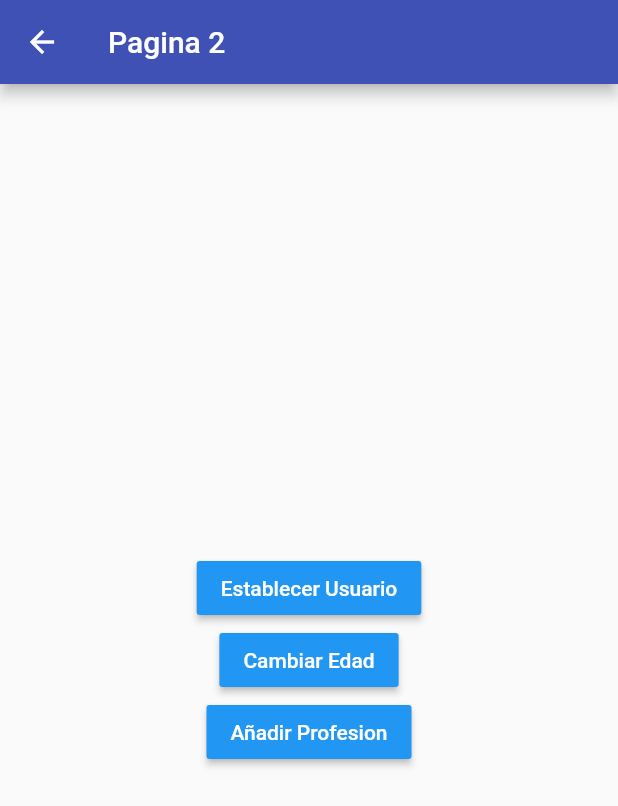
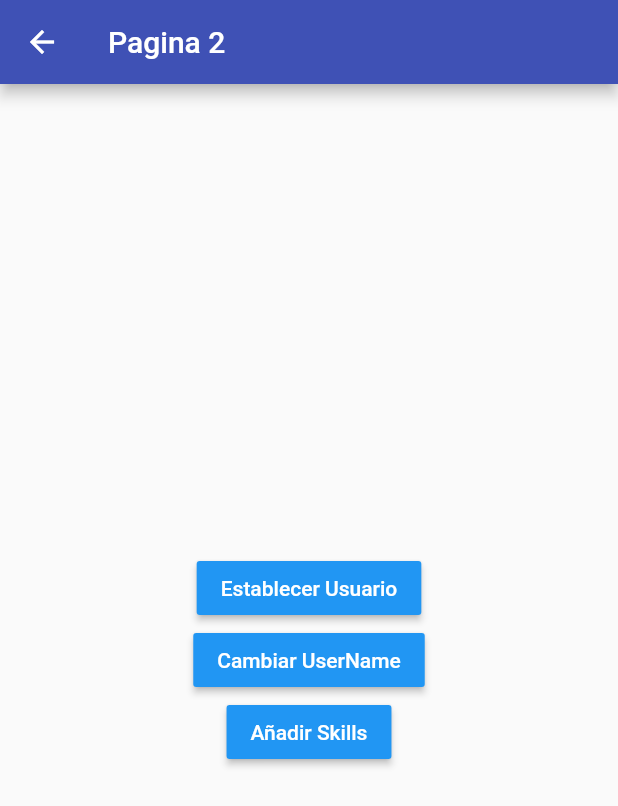
Before and after one commit to manuelduarte077/flutter-state, a Flutter app: the FlutterBlocScreen2 screen opened directly, after a tap on "Establecer Usuario", on a phone screen of 412 x 824 dp. Shown: the top 806 px of the screen. Run offline on Flutter 3.47's test engine with Material 2 defaults, Android fonts, the phone set to English and light mode, and no system bars; our stand-ins replace bloc, equatable, flutter_bloc; accounts and stored records are empty.

Commit message:
flutter bloc state

```diff
--- a/lib/bloc/user/user_bloc.dart
+++ b/lib/bloc/user/user_bloc.dart
@@ -1,5 +1,28 @@
+import 'package:bloc/bloc.dart';
 import 'package:flutter_state/models/user.dart';
 import 'package:meta/meta.dart';
 
 part 'user_event.dart';
 part 'user_state.dart';
+
+class UserBloc extends Bloc<UserEvent, UserState> {
+  UserBloc() : super(UserInitState()) {
+    on<ActivateUser>((event, emit) => emit(UserSetState(event.user)));
+    on<DeleteUser>((event, emit) => emit(UserInitState()));
+
+    // Cambiar el userName
+    on<ChangeUserName>((event, emit) {
+      if (!state.existUser) return;
+      emit(UserSetState(state.user!.copyWith(userName: event.userName)));
+    });
+
+    // Agregar skills
+    on<AddSkills>((event, emit) {
+      if (!state.existUser) return;
+      emit(UserSetState(state.user!.copyWith(skills: [
+        ...state.user!.skills,
+        event.skills,
+      ])));
+    });
+  }
+}
--- a/lib/bloc/user/user_event.dart
+++ b/lib/bloc/user/user_event.dart
@@ -8,3 +8,17 @@ class ActivateUser extends UserEvent {
 
   ActivateUser({required this.user});
 }
+
+class ChangeUserName extends UserEvent {
+  final String userName;
+
+  ChangeUserName({required this.userName});
+}
+
+class AddSkills extends UserEvent {
+  final String skills;
+
+  AddSkills({required this.skills});
+}
+
+class DeleteUser extends UserEvent {}
--- a/lib/bloc/user/user_state.dart
+++ b/lib/bloc/user/user_state.dart
@@ -10,3 +10,13 @@ abstract class UserState {
     required this.user,
   });
 }
+
+class UserInitState extends UserState {
+  UserInitState() : super(existUser: false, user: null);
+}
+
+class UserSetState extends UserState {
+  final User userNew;
+
+  const UserSetState(this.userNew) : super(existUser: true, user: userNew);
+}
--- a/lib/screens/flutter_bloc/flutter_bloc_screen.dart
+++ b/lib/screens/flutter_bloc/flutter_bloc_screen.dart
@@ -1,4 +1,7 @@
 import 'package:flutter/material.dart';
+import 'package:flutter_bloc/flutter_bloc.dart';
+import 'package:flutter_state/bloc/user/user_bloc.dart';
+import 'package:flutter_state/models/user.dart';
 import 'package:flutter_state/screens/flutter_bloc/flutter_bloc_screen2.dart';
 import 'package:flutter_state/screens/flutter_bloc/product.dart';
 
@@ -10,8 +13,24 @@ class FlutterBlocScreen extends StatelessWidget {
     return Scaffold(
       appBar: AppBar(
         title: const Text('Pagina 1'),
+        actions: [
+          IconButton(
+            icon: const Icon(Icons.delete_forever_outlined),
+            onPressed: () {
+              BlocProvider.of<UserBloc>(context).add(DeleteUser());
+            },
           ),
-      body: const InformacionUsuario(),
+        ],
+      ),
+      body: BlocBuilder<UserBloc, UserState>(
+        builder: (_, state) {
+          return state.existUser
+              ? InformacionUsuario(user: state.user!)
+              : const Center(
+                  child: Text('No existe usuario'),
+                );
+        },
+      ),
       floatingActionButton: FloatingActionButton(
         child: const Icon(Icons.accessibility_new),
         onPressed: () {
@@ -21,13 +40,19 @@ class FlutterBlocScreen extends StatelessWidget {
               builder: (context) => const FlutterBlocScreen2(),
             ),
           );
-          }),
+        },
+      ),
     );
   }
 }
 
 class InformacionUsuario extends StatelessWidget {
-  const InformacionUsuario({Key? key}) : super(key: key);
+  final User user;
+
+  const InformacionUsuario({
+    Key? key,
+    required this.user,
+  }) : super(key: key);
 
   @override
   Widget build(BuildContext context) {
@@ -41,14 +66,20 @@ class InformacionUsuario extends StatelessWidget {
           const Text('General',
               style: TextStyle(fontSize: 18, fontWeight: FontWeight.bold)),
           const Divider(),
-          const ListTile(title: Text('Nombre: ')),
-          const ListTile(title: Text('Edad: ')),
-          const Text('Profesiones',
+          ListTile(title: Text('Nombre: ${user.name}')),
+          ListTile(title: Text('UserName: ${user.userName}')),
+          const Text('Profession',
               style: TextStyle(fontSize: 18, fontWeight: FontWeight.bold)),
+          ListTile(title: Text('Possicion: ${user.profesion} ')),
           const Divider(),
-          const ListTile(title: Text('Profesion 1')),
-          const ListTile(title: Text('Profesion 1')),
-          const ListTile(title: Text('Profesion 1')),
+          const Text('Skills',
+              style: TextStyle(fontSize: 18, fontWeight: FontWeight.bold)),
+          ...user.skills
+              .map(
+                (skill) => ListTile(
+                    title: Text(skill), trailing: const Icon(Icons.check)),
+              )
+              .toList(),
           const SizedBox(height: 20),
           TextButton(
             child: const Text('Product'),
--- a/lib/screens/flutter_bloc/flutter_bloc_screen2.dart
+++ b/lib/screens/flutter_bloc/flutter_bloc_screen2.dart
@@ -1,10 +1,16 @@
 import 'package:flutter/material.dart';
+import 'package:flutter_bloc/flutter_bloc.dart';
+import 'package:flutter_state/bloc/user/user_bloc.dart';
+import 'package:flutter_state/models/user.dart';
 
 class FlutterBlocScreen2 extends StatelessWidget {
-  const FlutterBlocScreen2({Key? key}) : super(key: key);
+  const FlutterBlocScreen2({
+    Key? key,
+  }) : super(key: key);
 
   @override
   Widget build(BuildContext context) {
+    final userBloc = BlocProvider.of<UserBloc>(context, listen: false);
     return Scaffold(
       appBar: AppBar(
         title: const Text('Pagina 2'),
@@ -14,20 +20,40 @@ class FlutterBlocScreen2 extends StatelessWidget {
         mainAxisAlignment: MainAxisAlignment.center,
         children: [
           MaterialButton(
-              child: const Text('Establecer Usuario',
+            child: const Text('Establecer Usuario',
+                style: TextStyle(color: Colors.white)),
+            color: Colors.blue,
+            onPressed: () {
+              final user = User(
+                name: 'Juan',
+                userName: 'manuelduarte099',
+                profesion: 'Software Engineer',
+                skills: ['Dart', 'Flutter', 'Kotlin', 'Swift'],
+              );
+
+              userBloc.add(
+                ActivateUser(user: user),
+              );
+            },
+          ),
+          MaterialButton(
+              child: const Text('Cambiar UserName',
                   style: TextStyle(color: Colors.white)),
               color: Colors.blue,
-              onPressed: () {}),
+              onPressed: () {
+                userBloc.add(
+                  ChangeUserName(userName: 'manuelduarte077'),
+                );
+              }),
           MaterialButton(
-              child: const Text('Cambiar Edad',
+              child: const Text('Añadir Skills',
                   style: TextStyle(color: Colors.white)),
               color: Colors.blue,
-              onPressed: () {}),
-          MaterialButton(
-              child: const Text('Añadir Profesion',
-                  style: TextStyle(color: Colors.white)),
-              color: Colors.blue,
-              onPressed: () {}),
+              onPressed: () {
+                userBloc.add(
+                  AddSkills(skills: "PHP"),
+                );
+              }),
         ],
       )),
     );
--- a/lib/services/user_service.dart
+++ b/lib/services/user_service.dart
@@ -6,7 +6,7 @@ class _UserService {
   User get userInfo => _userInfo;
 
   // Para saber si el usuario esta logeado
-  bool get existeUsuario => (_user != null);
+  bool get existeUsuario => (_userInfo != null);
 
   // Cargar el usuario
   void getAllUser(User usuario) {
```
Also changed, not shown: lib/app/app.dart (+2 -8 lines). Lines whose indentation alone changed are shown as unchanged.
